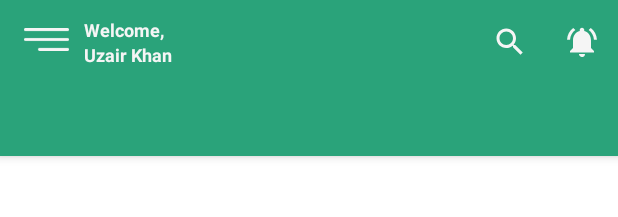
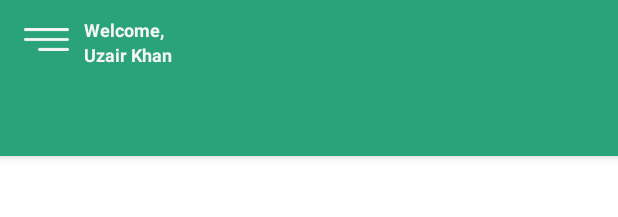
Before and after one commit to uzairsiddiqkhan/fillfore, an Android app: the layout fragment_home.xml on its own in the app's theme, with its tools: preview values and no code run, on a phone screen of 412 x 824 dp. Shown: the top 217 px of the screen. Run offline under Robolectric (Android 15) with nearby library versions, the light colour scheme and no system bars.

Commit message:
menu of home screen is modified through Java and removed from XML

```diff
--- a/app/src/main/res/layout/fragment_home.xml
+++ b/app/src/main/res/layout/fragment_home.xml
@@ -5,7 +5,7 @@
     xmlns:tools="http://schemas.android.com/tools"
     android:layout_width="match_parent"
     android:layout_height="match_parent"
-    tools:context=".HomeFragment">
+    tools:context=".fragments.HomeFragment">
 
 
     <com.google.android.material.appbar.AppBarLayout
@@ -17,9 +17,6 @@
         <androidx.appcompat.widget.Toolbar
         android:id="@+id/homeToolbar"
         android:layout_width="match_parent"
-        app:menu="@menu/home_toolbar_menu"
-
-
         android:layout_height="?attr/actionBarSize">
 
         <LinearLayout
```
Also changed, not shown: app/src/main/java/com/example/fillfore/fragments/HomeFragment.java (+15 -13 lines).
